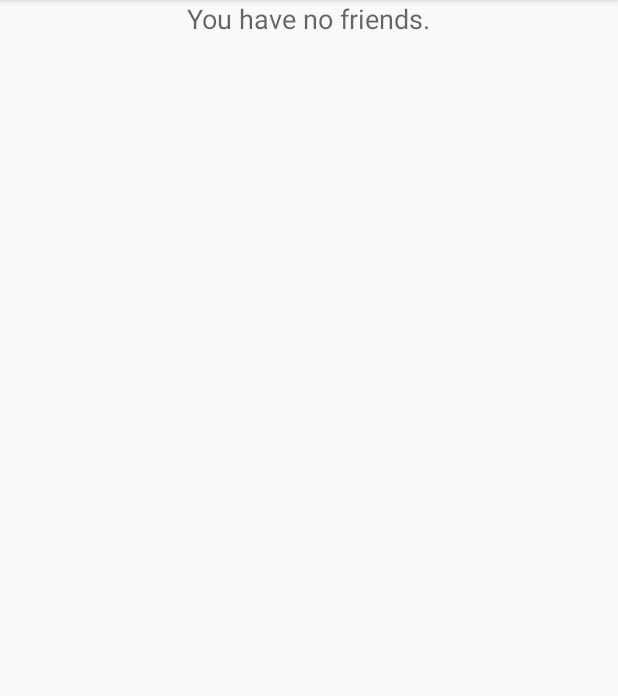
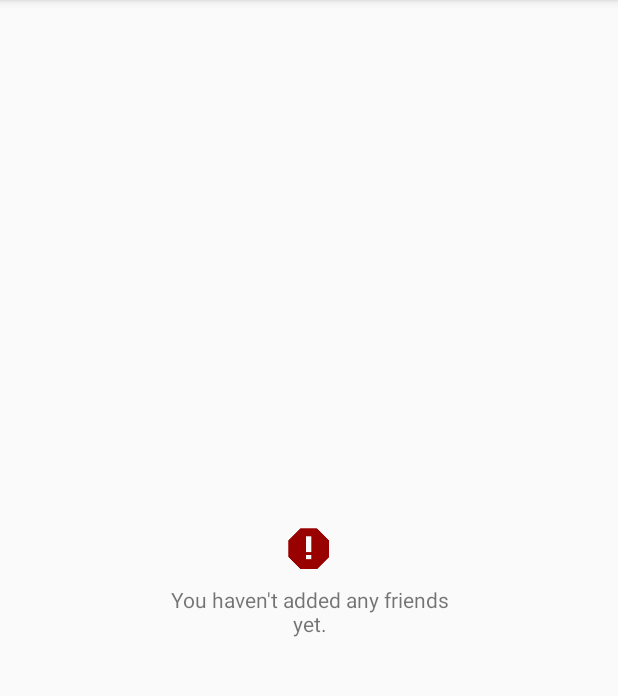
Before and after one commit to Roberto-M-H/Java_Python_FlaskServer_AndroidChatApp, an Android app: the fragment FriendsListFragment shown on its own in the app's theme, on a phone screen of 412 x 824 dp, the part 84-780 px from its top. Run offline under Robolectric (Android 15) with nearby library versions, the light colour scheme and no system bars.

Commit message:
Changed "no friends" message; now using statusLayout in FriendsListFragment

```diff
--- a/android_app/app/src/main/java/com/example/saurabh/chat/fragments/FriendsListFragment.java
+++ b/android_app/app/src/main/java/com/example/saurabh/chat/fragments/FriendsListFragment.java
@@ -5,12 +5,22 @@ import android.support.v4.app.Fragment;
 import android.view.LayoutInflater;
 import android.view.View;
 import android.view.ViewGroup;
+import android.widget.ListView;
 
 import com.example.saurabh.chat.R;
+import com.example.saurabh.chat.layouts.StatusLayout;
 
 public class FriendsListFragment extends Fragment {
     @Override
     public View onCreateView(LayoutInflater inflater, ViewGroup container, Bundle savedInstanceState) {
-        return inflater.inflate(R.layout.fragment_friends, container, false);
+        View v = inflater.inflate(R.layout.fragment_friends, container, false);
+
+        StatusLayout statusLayout = (StatusLayout) v.findViewById(R.id.layout_status_friendlist);
+        statusLayout.setError("You haven't added any friends yet.");
+
+        ListView friendsListView = (ListView) v.findViewById(R.id.listView_friends);
+        friendsListView.setVisibility(View.GONE);
+
+        return v;
     }
 }
--- a/android_app/app/src/main/res/layout/fragment_friends.xml
+++ b/android_app/app/src/main/res/layout/fragment_friends.xml
@@ -3,17 +3,14 @@
     android:orientation="vertical" android:layout_width="match_parent"
     android:layout_height="match_parent">
 
-    <TextView
-        android:layout_width="wrap_content"
-        android:layout_height="wrap_content"
-        android:textAppearance="?android:attr/textAppearanceMedium"
-        android:text="You have no friends."
-        android:id="@+id/text_no_friends"
-        android:layout_gravity="center_horizontal" />
+    <com.example.saurabh.chat.layouts.StatusLayout
+        android:id="@+id/layout_status_friendlist"
+        android:layout_width="match_parent"
+        android:layout_height="match_parent" />
 
     <ListView
+        android:id="@+id/listView_friends"
         android:layout_width="match_parent"
         android:layout_height="wrap_content"
-        android:id="@+id/listView_friends"
         android:layout_gravity="center_horizontal" />
 </LinearLayout>
```
